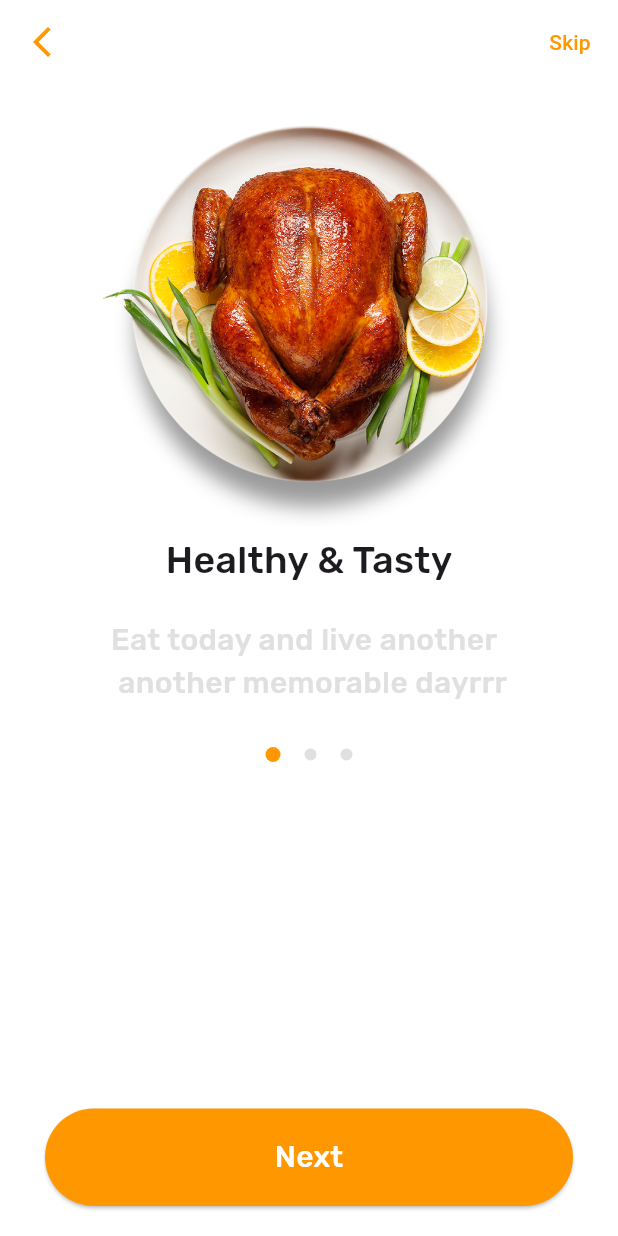
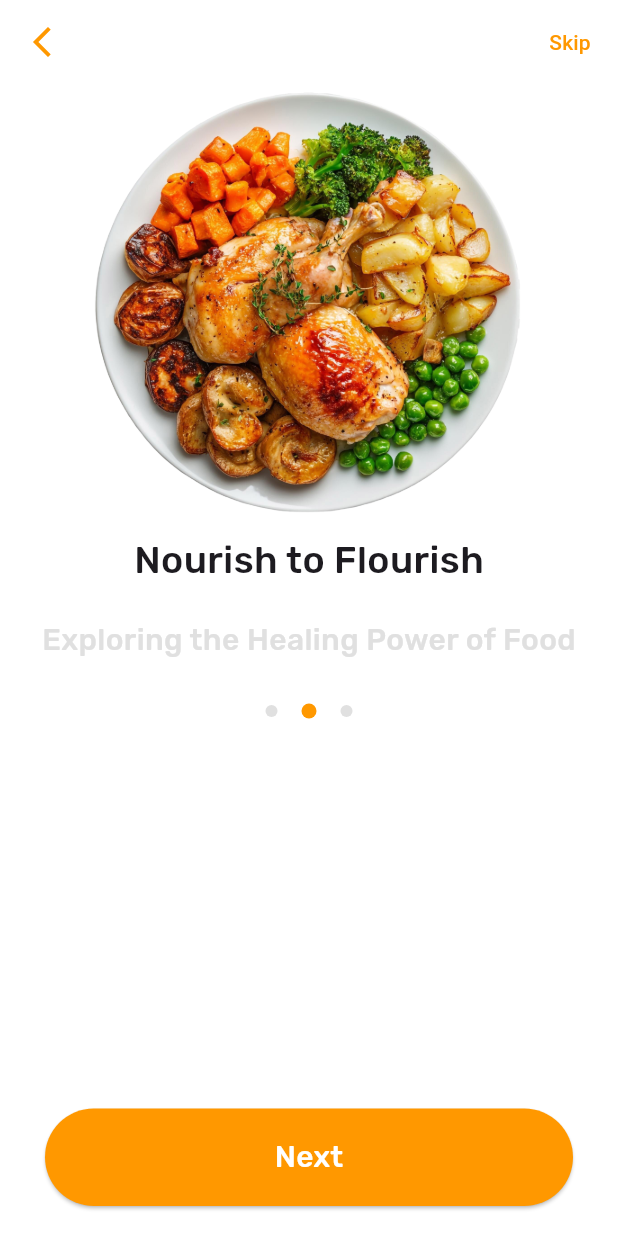
Before and after one commit to FahadKhan356/Spicy-Eats, a Flutter app: the screen it shows after launch, after a tap on "Next", on a phone screen of 412 x 824 dp. Run offline on Flutter 3.47's test engine with Material 3 defaults, Android fonts, the phone set to English and light mode, and no system bars; our stand-ins replace dotted_border, flutter_dotenv, flutter_map, flutter_otp_text_field, flutter_rating_bar, flutter_riverpod and 9 more; accounts and stored records are empty.

Commit message:
created onboardingscreen with sqfligh local database functionality

```diff
--- a/lib/features/Sqlight Database/Cart/services/CartLocalDatabase.dart
+++ b/lib/features/Sqlight Database/Cart/services/CartLocalDatabase.dart
@@ -24,7 +24,7 @@ class CartLocalDatabase {
     return await openDatabase(
       path,
       version: 1,
-      onCreate: _createDB,
+      onCreate: _createDB
     );
   }
   //  id INTEGER PRIMARY KEY AUTOINCREMENT,
--- /dev/null
+++ b/lib/features/Sqlight Database/onBoarding/services/OnBoardingLocalDatabase.dart
@@ -0,0 +1,57 @@
+import 'package:path/path.dart';
+import 'package:sqflite/sqflite.dart';
+
+class OnBoardingLocalDatabase{
+
+static final OnBoardingLocalDatabase instance = OnBoardingLocalDatabase._init();
+static Database? _database;
+OnBoardingLocalDatabase._init();
+
+
+Future<Database> get database async{
+  if(_database!=null) return _database!;
+  _database=await _initDb('settings.db');
+  return _database!;
+}
+
+
+
+
+Future<Database>_initDb(String filePath)async{
+  final path=join(await getDatabasesPath(),'settings.db');
+  return await openDatabase(path, version:1,onCreate:  _onCreate);
+}
+
+
+Future _onCreate(db,version)async{
+  await db.execute('''
+CREATE TABLE settings(
+key TEXT PRIMARY KEY,
+value TEXT NOT NULL
+
+)''');
+}
+
+Future<void>setFlag(String key, bool value)async{
+  final db= await database;
+  await db.insert('settings',
+  {
+    'key':key,
+    'value':value?'1':'0'
+  },
+  conflictAlgorithm: ConflictAlgorithm.replace,
+  );
+}
+
+
+Future<bool>getFlag(String value)async{
+  final db=await database;
+  final result = await db.query('settings', where: 'key=?',whereArgs:[value]);
+  if(result.isNotEmpty){
+    return (result.first['value']) =='1';
+  }
+  return false;
+}
+
+
+}
--- /dev/null
+++ b/lib/features/onBoarding/screen/BoardingScreen.dart
@@ -0,0 +1,175 @@
+import 'package:flutter/material.dart';
+import 'package:flutter_riverpod/flutter_riverpod.dart';
+import 'package:google_fonts/google_fonts.dart';
+import 'package:spicy_eats/features/Sqlight%20Database/onBoarding/services/OnBoardingLocalDatabase.dart';
+import 'package:spicy_eats/features/authentication/passwordless_signup.dart';
+
+class BoardingScreen extends ConsumerStatefulWidget {
+  static const String routename = '/boarding_screen';
+  const BoardingScreen({super.key});
+
+  @override
+  ConsumerState<BoardingScreen> createState() => _BoardingScreenState();
+}
+
+class _BoardingScreenState extends ConsumerState<BoardingScreen> {
+  @override
+  void dispose() {
+    boardingController.dispose();
+    // TODO: implement dispose
+    super.dispose();
+  }
+
+  final PageController boardingController = PageController();
+  final List<Map<String, dynamic>> boarding = [
+    {
+      'image': 'lib/assets/images/onboarding1.jpg',
+      'title': 'fast Delivery',
+      'body': 'Fast food delivery to your home or office',
+    },
+    {
+      'image': 'lib/assets/images/onboarding2.png',
+      'title': 'Nourish to Flourish',
+      'body': 'Exploring the Healing Power of Food',
+    },
+    {
+      'image': 'lib/assets/images/onboarding3.png',
+      'title': 'Tastebud Trip',
+      'body': 'A fun and playful title that promises a journey of flavor',
+    },
+  ];
+
+  int _selectedIndex = 0;
+
+  @override
+  Widget build(BuildContext context) {
+    onboardingDone() async {
+      await OnBoardingLocalDatabase.instance.setFlag('boardingFlag', true);
+    }
+
+    return Scaffold(
+        appBar: AppBar(
+          leading:
+              const Icon(Icons.arrow_back_ios_new_sharp, color: Colors.orange),
+          actions: [
+            TextButton(
+              onPressed: () {
+                onboardingDone();
+              },
+              child: const Text(
+                'Skip',
+                style: TextStyle(color: Colors.orange),
+              ),
+            )
+          ],
+        ),
+        backgroundColor: Colors.white,
+        body: PageView.builder(
+            controller: boardingController,
+            onPageChanged: (index) {
+              setState(() {
+                _selectedIndex = index;
+              });
+            },
+            itemCount: boarding.length,
+            itemBuilder: (context, index) {
+              final item = boarding[index];
+              return Column(
+                children: [
+                  Container(
+                    height: 300,
+                    width: double.maxFinite,
+                    decoration: BoxDecoration(
+                        image: DecorationImage(
+                            image: AssetImage(item['image']),
+                            fit: BoxFit.contain)),
+                  ),
+                  Text(
+                    item['title'],
+                    style: GoogleFonts.rubik(
+                        fontSize: 25, fontWeight: FontWeight.w500),
+                  ),
+                  const SizedBox(
+                    height: 20,
+                  ),
+                  Text(
+                    item['body'],
+                    style: GoogleFonts.rubik(
+                        fontSize: 20,
+                        fontWeight: FontWeight.w500,
+                        color: Colors.grey[300]),
+                  ),
+                  const SizedBox(
+                    height: 20,
+                  ),
+                  Row(
+                    mainAxisAlignment: MainAxisAlignment.center,
+                    children: List.generate(
+                        3,
+                        (index) => Container(
+                              margin: const EdgeInsets.all(8),
+                              height: index == _selectedIndex ? 10 : 8,
+                              width: index == _selectedIndex ? 10 : 8,
+                              decoration: BoxDecoration(
+                                  color: index == _selectedIndex
+                                      ? Colors.orange
+                                      : Colors.grey[300],
+                                  shape: BoxShape.circle),
+                            )),
+                  ),
+                  const Spacer(),
+                  Padding(
+                    padding: const EdgeInsets.symmetric(
+                        horizontal: 30, vertical: 20),
+                    child: SizedBox(
+                      height: 65,
+                      width: double.infinity,
+                      child: ElevatedButton(
+                        onPressed: () async {
+                          if (_selectedIndex == boarding.length - 1) {
+                            // TODO: Save "onboarding_done = true" in SQLite and go to home
+
+                            final val = await OnBoardingLocalDatabase.instance
+                                .getFlag('boardingFlag');
+                            debugPrint('onBoarding Flag before $val');
+                            onboardingDone();
+                            final val1 = await OnBoardingLocalDatabase.instance
+                                .getFlag('boardingFlag');
+                            debugPrint('onBoarding Flag afet $val1');
+                            Navigator.pushNamedAndRemoveUntil(
+                              context,
+                              PasswordlessScreen.routename,
+                              (route) => false,
+                              arguments: ref,
+                            );
+                          } else {
+                            boardingController.nextPage(
+                              duration: const Duration(milliseconds: 300),
+                              curve: Curves.easeOutQuart,
+                            );
+                          }
+                        },
+                        style: ElevatedButton.styleFrom(
+                          backgroundColor: Colors.orange,
+                          shape: RoundedRectangleBorder(
+                            borderRadius: BorderRadius.circular(40),
+                          ),
+                        ),
+                        child: Text(
+                          _selectedIndex == boarding.length - 1
+                              ? 'Done'
+                              : 'Next',
+                          style: GoogleFonts.rubik(
+                            fontSize: 20,
+                            fontWeight: FontWeight.w500,
+                            color: Colors.white,
+                          ),
+                        ),
+                      ),
+                    ),
+                  ),
+                ],
+              );
+            }));
+  }
+}
--- a/lib/features/onBoarding/widget/BoardingScreenWidget.dart
+++ /dev/null
@@ -1,53 +0,0 @@
-import 'package:flutter/material.dart';
-import 'package:google_fonts/google_fonts.dart';
-
-class BoardingScreenWidget extends StatelessWidget {
-  const BoardingScreenWidget({super.key});
-
-  @override
-  Widget build(BuildContext context) {
-    return Scaffold(
-      appBar: AppBar(leading: Icon(Icons.arrow_back_ios_new_sharp,color: Colors.orange),
-      actions: [
-        TextButton(onPressed: (){},child: Text('Skip',style: TextStyle(color: Colors.orange),),)
-      ],
-
-      ),
-      backgroundColor: Colors.white,
-      body: Column(children: [
-        Container(
-          height: 300,
-          width: double.maxFinite,
-          decoration: BoxDecoration(
-            boxShadow: [
-
-            ],
-            image: DecorationImage(image: AssetImage('lib/assets/images/onboarding3.png',),fit: BoxFit.contain)),
-
-        ),
-        Text('Healthy & Tasty',style: GoogleFonts.rubik(fontSize: 25,fontWeight: FontWeight.w500),) ,
-SizedBox(height: 20,),
-            Text('Eat today and live another \n another memorable dayrrr',style: GoogleFonts.rubik(fontSize: 20,fontWeight: FontWeight.w500,color: Colors.grey[300]),) ,
-SizedBox(height: 20,),
-  Row(
-    mainAxisAlignment: MainAxisAlignment.center,
-    children: List.generate(3, (index)=>Container(margin: EdgeInsets.all(8), height:index==0? 10:8,width:index==0? 10:8,
-  decoration: BoxDecoration(color:index==0?  Colors.orange:Colors.grey[300] ,shape: BoxShape.circle),
-  )),),
-
-Spacer(),
-Padding(
-  padding: EdgeInsets.symmetric(horizontal: 30,vertical: 20),
-  child: SizedBox(
-    height: 65,
-    width: double.maxFinite,
-    child: ElevatedButton(onPressed:(){}, child: Text('Next',style: GoogleFonts.rubik(fontSize: 20,fontWeight: FontWeight.w500,color: Colors.white),),
-    style: ElevatedButton.styleFrom(
-      backgroundColor: Colors.orange,
-      shape: RoundedRectangleBorder(borderRadius: BorderRadius.circular(40))),)),
-)
-
-      ],)
-    );
-  }
-}
--- a/lib/features/splashscreen/SplashScreen.dart
+++ b/lib/features/splashscreen/SplashScreen.dart
@@ -1,8 +1,10 @@
 import 'package:flutter/material.dart';
 import 'package:flutter_riverpod/flutter_riverpod.dart';
 import 'package:spicy_eats/features/Home/screens/Home.dart';
+import 'package:spicy_eats/features/Sqlight%20Database/onBoarding/services/OnBoardingLocalDatabase.dart';
 import 'package:spicy_eats/features/authentication/passwordless_signup.dart';
 import 'package:spicy_eats/features/dish%20menu/dish_menu_screen.dart';
+import 'package:spicy_eats/features/onBoarding/screen/BoardingScreen.dart';
 import 'package:spicy_eats/main.dart';
 
 class SplashScreen extends ConsumerStatefulWidget {
@@ -13,7 +15,13 @@ class SplashScreen extends ConsumerStatefulWidget {
 }
 
 class _SplashScreenState extends ConsumerState<SplashScreen> {
+  bool? flag;
   Future<void> onPersistence() async {
+    flag = await OnBoardingLocalDatabase.instance.getFlag('boardingFlag');
+    debugPrint('onboarding before: $flag');
+await OnBoardingLocalDatabase.instance.setFlag('boardingFlag',false);
+     debugPrint('onboarding before: $flag');
+
     await Future.delayed(const Duration(seconds: 3), () {
       // final session = supabaseClient.auth.currentSession;
       if (!mounted) return;
@@ -22,6 +30,9 @@ class _SplashScreenState extends ConsumerState<SplashScreen> {
         // Already logged in (like from magic link)
         Navigator.pushNamedAndRemoveUntil(
             context, Home.routename, (route) => false);
+      } else if (flag != null && flag == false) {
+        Navigator.pushNamedAndRemoveUntil(
+            context, BoardingScreen.routename, (route) => false);
       } else {
         // Not logged in, show login screen
         Navigator.pushNamedAndRemoveUntil(
--- a/lib/main.dart
+++ b/lib/main.dart
@@ -15,13 +15,14 @@ import 'package:spicy_eats/features/Restaurant_Menu/screens/dummyrestscreen.dart
 import 'package:spicy_eats/features/Sqlight%20Database/Cart/services/CartLocalDatabase.dart';
 import 'package:spicy_eats/features/Sqlight%20Database/Dishes/services/DishesLocalDataBase.dart';
 import 'package:spicy_eats/features/Sqlight%20Database/Restaurants/services/RestaurantLocalDataBase.dart';
-import 'package:spicy_eats/features/onBoarding/widget/BoardingScreenWidget.dart';
+import 'package:spicy_eats/features/Sqlight%20Database/onBoarding/services/OnBoardingLocalDatabase.dart';
+import 'package:spicy_eats/features/onBoarding/screen/BoardingScreen.dart';
 import 'package:spicy_eats/features/orders/screens/order_screen.dart';
 import 'package:spicy_eats/features/splashscreen/SplashScreen.dart';
 import 'package:spicy_eats/routes.dart';
 // import 'package:flutter_stripe/flutter_stripe.dart';
 import 'package:supabase_flutter/supabase_flutter.dart';
-import 'package:app_links/app_links.dart';
+
 
 var showBottomMap = StateProvider<bool>((ref) => true);
 
@@ -30,6 +31,7 @@ void main() async {
   await CartLocalDatabase.instance.database;
   await RestaurantLocalDatabase.instance.database;
   await DishesLocalDatabase.instance.database;
+  await OnBoardingLocalDatabase.instance.database;
 
   Supabase.initialize(url: supabaseUrl, anonKey: supabasekey);
   await dotenv.load(fileName: 'lib/.env');
@@ -144,11 +146,12 @@ class _MyAppState extends ConsumerState<MyApp> {
             //drawerTheme: DrawerThemeData(backgroundColor: Colors.),
             tabBarTheme: const TabBarTheme(),
             appBarTheme: const AppBarTheme(backgroundColor: Colors.white)),
-        home:BoardingScreenWidget(),
+        home:
+        // BoardingScreen(),
             //  RestaurantMenu()
             // FoodDeliveryScreen()
 
-           // const SplashScreen()
+           const SplashScreen()
         // RestaurantMenu()
 
         // PerfectBlurGlassEffect(),
--- a/lib/routes.dart
+++ b/lib/routes.dart
@@ -24,6 +24,7 @@ import 'package:spicy_eats/features/Home/screens/home_screen.dart';
 import 'package:spicy_eats/features/authentication/otp.dart';
 import 'package:spicy_eats/features/dish%20menu/dish_menu_screen.dart';
 import 'package:spicy_eats/features/dish%20menu/dishmenuVAriation.dart';
+import 'package:spicy_eats/features/onBoarding/screen/BoardingScreen.dart';
 import 'package:spicy_eats/features/orders/screens/order_screen.dart';
 import 'package:spicy_eats/features/Restaurant_Menu/screens/RestaurantMenuScreen.dart';
 
@@ -185,6 +186,10 @@ Route<dynamic> generateRoutes(RouteSettings settings) {
         return PasswordlessScreen(ref: ref);
       });
 
+case BoardingScreen.routename:
+return MaterialPageRoute(builder:(context)=>const BoardingScreen());
+
+
     case OrdersScreen.routename:
       return MaterialPageRoute(builder: (context) => const OrdersScreen());
 
```
Also changed, not shown: lib/features/onBoarding/Repo/Repo.dart (deleted), 4 other files.
